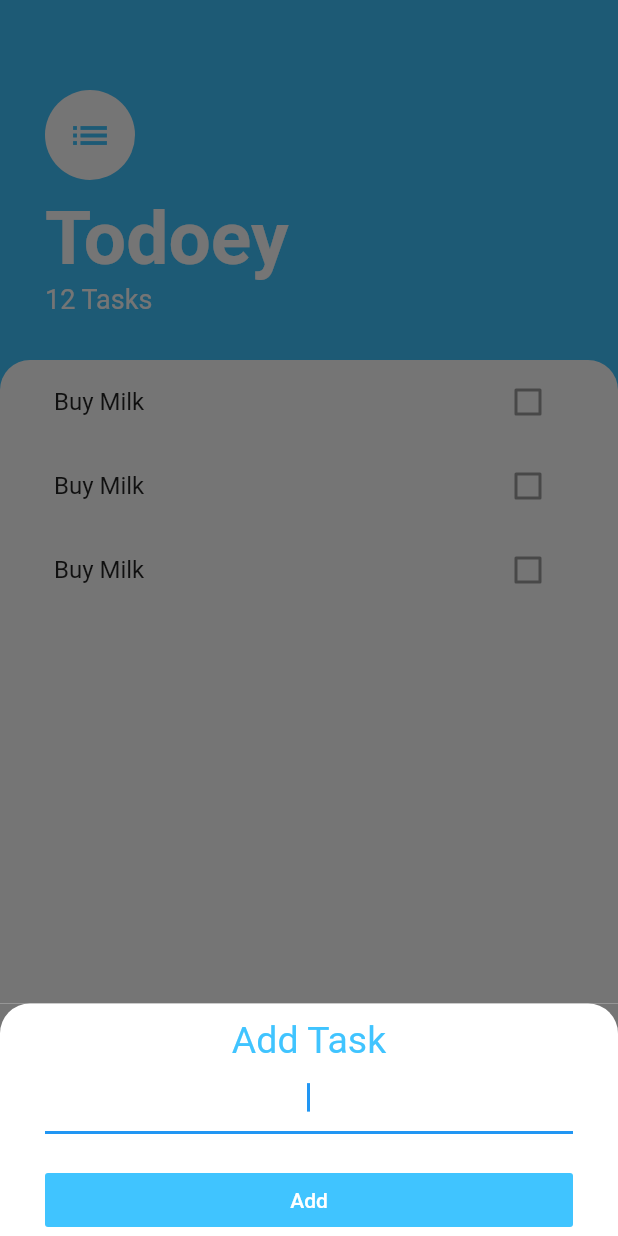
After one commit to theshawning/todoey_flutter, a Flutter app: the screen it shows after launch, after a tap on the "add" icon, on a phone screen of 412 x 824 dp. The commit adds this screen. Run offline on Flutter 3.47's test engine with Material 2 defaults, Android fonts, the phone set to English and light mode, and no system bars.

Commit message:
created add_task_screen file created tasks_list and task_tile components

```diff
--- /dev/null
+++ b/lib/screens/add_task_screen.dart
@@ -0,0 +1,48 @@
+import 'package:flutter/cupertino.dart';
+import 'package:flutter/material.dart';
+
+class AddTaskScreen extends StatelessWidget {
+  @override
+  Widget build(BuildContext context) {
+    return Container(
+      color: Color(0xFF757575),
+      child: Container(
+        padding: EdgeInsets.only(left: 30.0, right: 30.0, top: 10.0),
+        decoration: BoxDecoration(
+          color: Colors.white,
+          borderRadius: BorderRadius.only(
+            topRight: Radius.circular(20.0),
+            topLeft: Radius.circular(20.0),
+          ),
+        ),
+        child: Column(
+          crossAxisAlignment: CrossAxisAlignment.stretch,
+          children: <Widget>[
+            Text(
+              'Add Task',
+              textAlign: TextAlign.center,
+              style: TextStyle(color: Colors.lightBlueAccent, fontSize: 25.0),
+            ),
+            TextField(
+              autofocus: true,
+              textAlign: TextAlign.center,
+            ),
+            SizedBox(
+              height: 20.0,
+            ),
+            FlatButton(
+              color: Colors.lightBlueAccent,
+              onPressed: () {
+                // add task to list
+              },
+              child: Text(
+                'Add',
+                style: TextStyle(color: Colors.white),
+              ),
+            )
+          ],
+        ),
+      ),
+    );
+  }
+}
--- a/lib/screens/tasks_screen.dart
+++ b/lib/screens/tasks_screen.dart
@@ -1,4 +1,6 @@
 import 'package:flutter/material.dart';
+import 'package:todoey_flutter/screens/add_task_screen.dart';
+import 'package:todoey_flutter/widgets/tasks_list.dart';
 
 class TasksScreen extends StatelessWidget {
   @override
@@ -8,6 +10,19 @@ class TasksScreen extends StatelessWidget {
       floatingActionButton: FloatingActionButton(
         backgroundColor: Colors.lightBlueAccent,
         child: Icon(Icons.add),
+        onPressed: () {
+          showModalBottomSheet(
+            context: context,
+            isScrollControlled: true,
+            builder: (context) => SingleChildScrollView(
+              child: Container(
+                padding: EdgeInsets.only(
+                    bottom: MediaQuery.of(context).viewInsets.bottom),
+                child: AddTaskScreen(),
+              ),
+            ),
+          );
+        },
       ),
       body: Column(
         crossAxisAlignment: CrossAxisAlignment.start,
@@ -54,6 +69,7 @@ class TasksScreen extends StatelessWidget {
           ),
           Expanded(
             child: Container(
+              padding: EdgeInsets.symmetric(horizontal: 20.0),
               decoration: BoxDecoration(
                 color: Colors.white,
                 borderRadius: BorderRadius.only(
@@ -61,6 +77,7 @@ class TasksScreen extends StatelessWidget {
                   topRight: Radius.circular(20.0),
                 ),
               ),
+              child: TasksList(),
             ),
           )
         ],
--- /dev/null
+++ b/lib/widgets/task_tile.dart
@@ -0,0 +1,11 @@
+import 'package:flutter/material.dart';
+
+class TaskTile extends StatelessWidget {
+  @override
+  Widget build(BuildContext context) {
+    return ListTile(
+      title: Text('Buy Milk'),
+      trailing: Checkbox(value: false, onChanged: null),
+    );
+  }
+}
--- /dev/null
+++ b/lib/widgets/tasks_list.dart
@@ -0,0 +1,15 @@
+import 'package:flutter/material.dart';
+import 'task_tile.dart';
+
+class TasksList extends StatelessWidget {
+  @override
+  Widget build(BuildContext context) {
+    return ListView(
+      children: <Widget>[
+        TaskTile(),
+        TaskTile(),
+        TaskTile(),
+      ],
+    );
+  }
+}
```
Also changed, not shown: lib/screens/task.dart (deleted).
